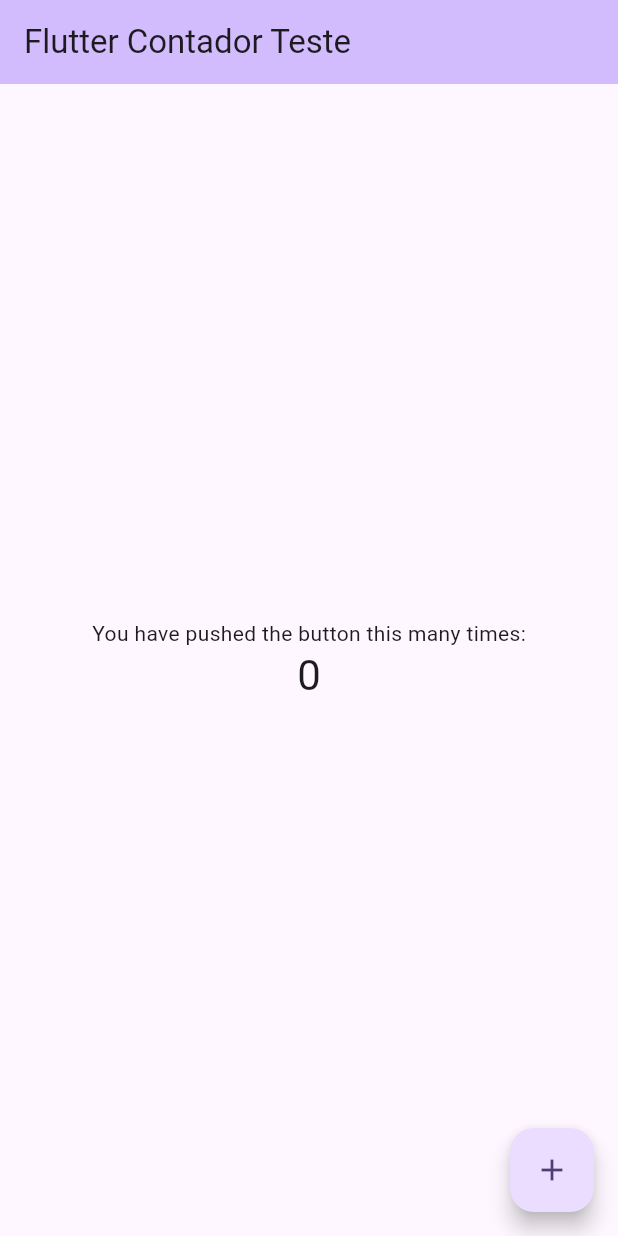
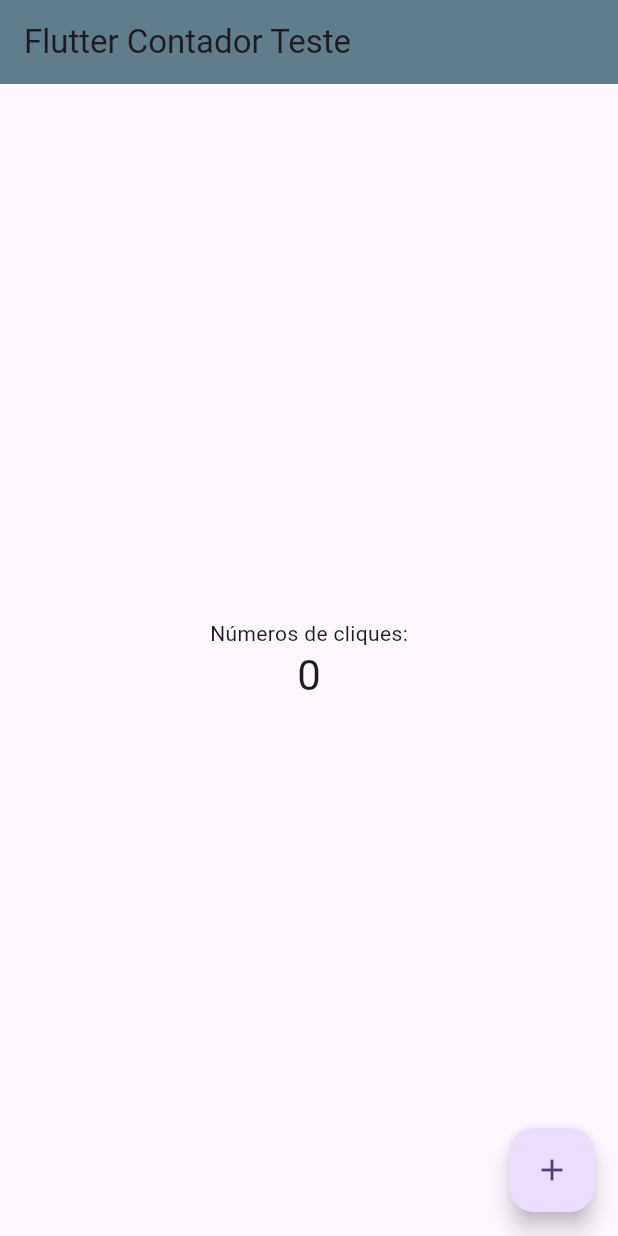
Before and after one commit to laanvas/Flutter, a Flutter app: the screen it shows after launch, on a phone screen of 412 x 824 dp. Run offline on Flutter 3.47's test engine with Material 3 defaults, Android fonts, the light colour scheme and no system bars.

Commit message:
30-11-23

```diff
--- a/primeiroprojetoflutter/lib/main.dart
+++ b/primeiroprojetoflutter/lib/main.dart
@@ -36,9 +36,12 @@
   void _incrementCounter() {
     setState(() {
       _counter++;
+    });
+  }
 
-
-
+  void _reduceCounter() {
+    setState(() {
+      _counter--;
     });
   }
 
@@ -48,7 +51,7 @@
     return Scaffold(
       appBar: AppBar(
 
-        backgroundColor: Theme.of(context).colorScheme.inversePrimary,
+        backgroundColor: Colors.blueGrey,
 
         title: Text(widget.title),
       ),
@@ -56,10 +59,11 @@
 
         child: Column(
 
+
           mainAxisAlignment: MainAxisAlignment.center,
           children: <Widget>[
             const Text(
-              'You have pushed the button this many times:',
+              'Números de cliques:',
             ),
             Text(
               '$_counter',
@@ -70,9 +74,9 @@
       ),
       floatingActionButton: FloatingActionButton(
         onPressed: _incrementCounter,
-        tooltip: 'Increment',
+        tooltip: 'Adicionar',
         child: const Icon(Icons.add),
-      ), // This trailing comma makes auto-formatting nicer for build methods.
+      ),
     );
   }
 }
```
